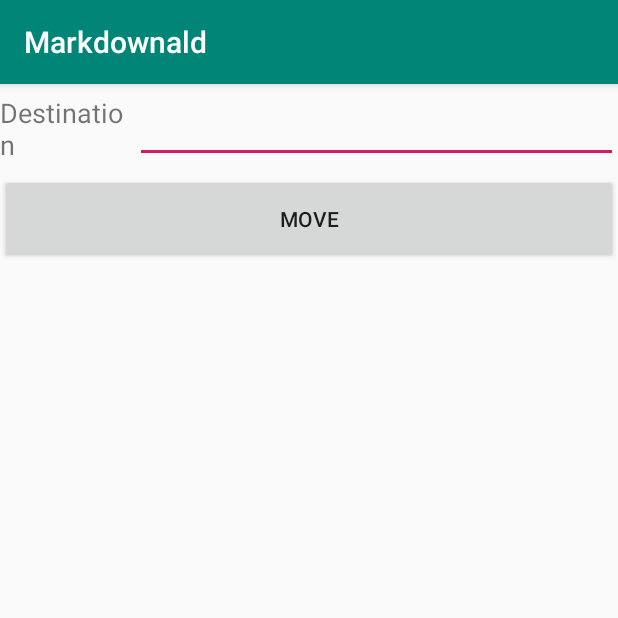
After one commit to fordai/Markdownald-Android, an Android app: the NoteMoveActivity screen opened directly, with no data from a screen before it, on a phone screen of 412 x 824 dp, the top half of it. The commit adds this screen. Run offline under Robolectric (Android 15) with nearby library versions, the phone set to English and light mode, and no system bars.

Commit message:
Implements the move operation with some bugs fixed.

```diff
--- a/app/src/main/AndroidManifest.xml
+++ b/app/src/main/AndroidManifest.xml
@@ -9,7 +9,8 @@
         android:roundIcon="@mipmap/ic_launcher_round"
         android:supportsRtl="true"
         android:theme="@style/AppTheme">
-        <activity android:name=".ui.activity.DirectoryCreateActivity"></activity>
+        <activity android:name=".ui.activity.NoteMoveActivity"></activity>
+        <activity android:name=".ui.activity.DirectoryCreateActivity" />
         <activity android:name=".ui.activity.NoteCreateActivity" />
         <activity android:name=".ui.activity.NotePreviewActivity" />
         <activity android:name=".ui.activity.NoteEditActivity" />
--- a/app/src/main/java/group/j/android/markdownald/model/Notebook.java
+++ b/app/src/main/java/group/j/android/markdownald/model/Notebook.java
@@ -30,7 +30,7 @@ public class Notebook extends AbstractExpandableItem<Note> implements MultiItemE
 
     @Override
     public int getLevel() {
-        return -1;
+        return 1;
     }
 
     @Override
--- /dev/null
+++ b/app/src/main/java/group/j/android/markdownald/ui/activity/NoteMoveActivity.java
@@ -0,0 +1,35 @@
+package group.j.android.markdownald.ui.activity;
+
+import android.content.Intent;
+import android.support.v7.app.AppCompatActivity;
+import android.os.Bundle;
+import android.view.View;
+import android.widget.Button;
+import android.widget.EditText;
+
+import group.j.android.markdownald.R;
+import group.j.android.markdownald.util.FileUtils;
+
+public class NoteMoveActivity extends AppCompatActivity {
+    private EditText edit_destination_title;
+    private Button btn_move_note;
+
+    @Override
+    protected void onCreate(Bundle savedInstanceState) {
+        super.onCreate(savedInstanceState);
+        setContentView(R.layout.activity_note_move);
+        edit_destination_title = findViewById(R.id.edit_destination_title);
+        btn_move_note = findViewById(R.id.btn_move_note);
+        btn_move_note.setOnClickListener(new View.OnClickListener() {
+            @Override
+            public void onClick(View v) {
+                String source = getIntent().getStringExtra("notebook_title");
+                String title = getIntent().getStringExtra("note_title");
+                String destination = edit_destination_title.getText().toString();
+                FileUtils.move(NoteMoveActivity.this, source, destination, title);
+                Intent intent = new Intent(NoteMoveActivity.this, MainActivity.class);
+                startActivity(intent);
+            }
+        });
+    }
+}
--- /dev/null
+++ b/app/src/main/res/layout/activity_note_move.xml
@@ -0,0 +1,32 @@
+<?xml version="1.0" encoding="utf-8"?>
+<LinearLayout xmlns:android="http://schemas.android.com/apk/res/android"
+    android:layout_width="match_parent"
+    android:layout_height="match_parent"
+    android:orientation="vertical">
+
+    <LinearLayout
+        android:layout_width="match_parent"
+        android:layout_height="60sp"
+        android:orientation="horizontal">
+
+        <TextView
+            android:layout_width="90sp"
+            android:layout_height="wrap_content"
+            android:layout_gravity="center_vertical"
+            android:text="Destination"
+            android:textSize="18sp" />
+
+        <EditText
+            android:id="@+id/edit_destination_title"
+            android:layout_width="0sp"
+            android:layout_height="wrap_content"
+            android:layout_gravity="center_vertical"
+            android:layout_weight="1" />
+    </LinearLayout>
+
+    <Button
+        android:id="@+id/btn_move_note"
+        android:layout_width="match_parent"
+        android:layout_height="60sp"
+        android:text="Move" />
+</LinearLayout>
```
Also changed, not shown: app/src/main/java/group/j/android/markdownald/adapter/ExpandableItemAdapter.java (+9 -4 lines), app/src/main/java/group/j/android/markdownald/util/FileUtils.java (+10 -0 lines), app/src/main/java/group/j/android/markdownald/view/MorePopupWindow.java (+16 -0 lines).
